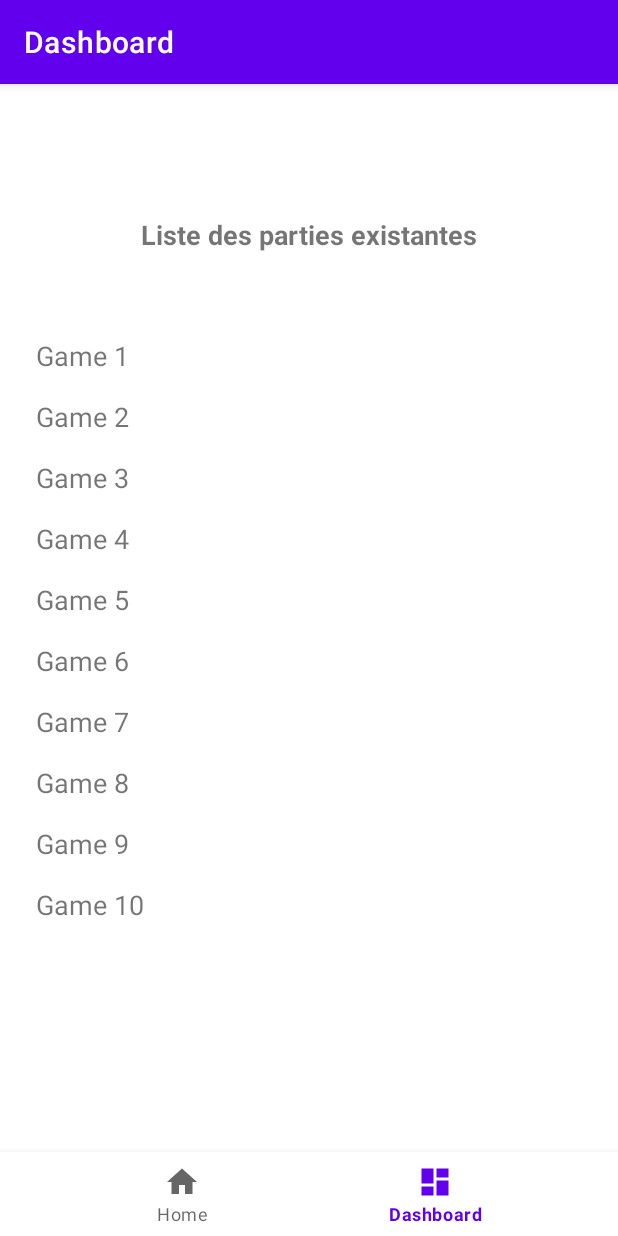
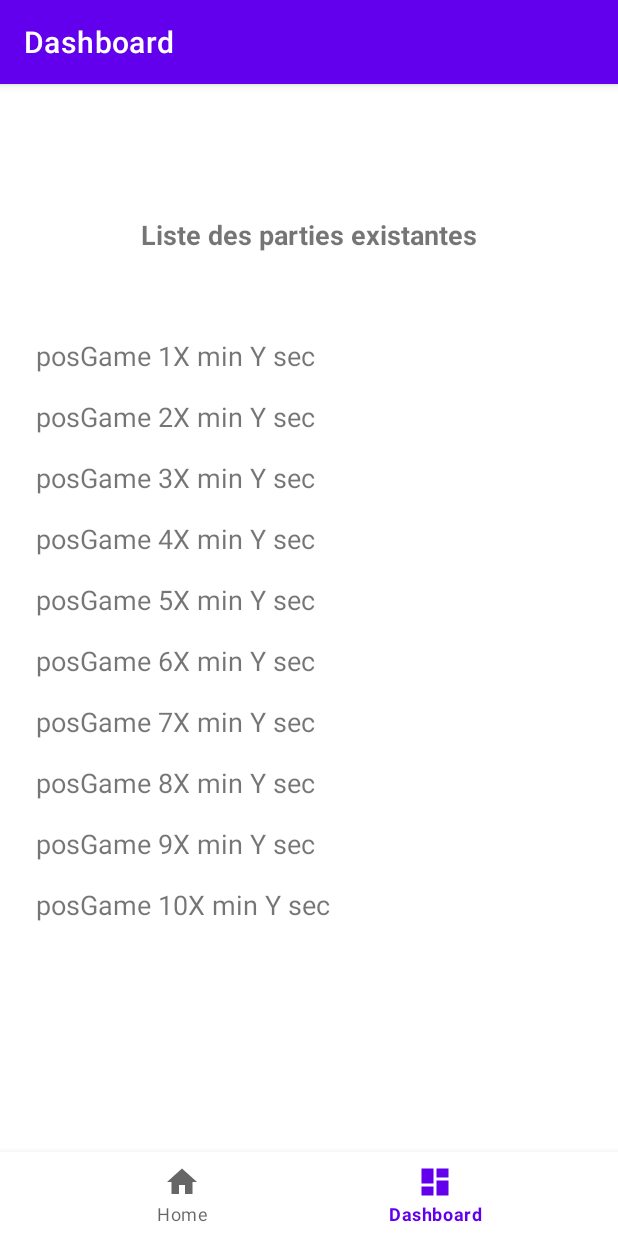
Before and after one commit to oretmj/Projet_PMR, an Android app: the DashboardFragment screen opened through its navigation route, on a phone screen of 412 x 824 dp. Run offline under Robolectric (Android 15) with nearby library versions, the phone set to English and light mode, and no system bars; our stand-ins replace navigation-ui.

Commit message:
change dashboard and partieview layout

```diff
--- /dev/null
+++ b/app/src/main/res/layout/activity_ranking.xml
@@ -0,0 +1,10 @@
+<?xml version="1.0" encoding="utf-8"?>
+<androidx.constraintlayout.widget.ConstraintLayout xmlns:android="http://schemas.android.com/apk/res/android"
+    xmlns:app="http://schemas.android.com/apk/res-auto"
+    xmlns:tools="http://schemas.android.com/tools"
+    android:id="@+id/main"
+    android:layout_width="match_parent"
+    android:layout_height="match_parent"
+    tools:context=".ui.activities.Ranking">
+
+</androidx.constraintlayout.widget.ConstraintLayout>
--- a/app/src/main/res/layout/partie_view.xml
+++ b/app/src/main/res/layout/partie_view.xml
@@ -3,17 +3,48 @@
     xmlns:app="http://schemas.android.com/apk/res-auto"
     android:layout_width="match_parent"
     android:layout_height="wrap_content"
-    android:padding="8dp">
+    android:padding="8dp"
+    >
+
+    <LinearLayout
+        android:layout_width="match_parent"
+        android:layout_height="match_parent"
+        android:orientation="horizontal"
+        app:layout_constraintTop_toTopOf="parent"
+        app:layout_constraintBottom_toBottomOf="parent"
+        app:layout_constraintLeft_toLeftOf="parent"
+        app:layout_constraintRight_toRightOf="parent"
+        >
+
+    <TextView
+        android:layout_width="wrap_content"
+        android:layout_height="wrap_content"
+        android:text="pos"
+        android:textSize="18sp"
+        app:layout_constraintTop_toTopOf="parent"
+        app:layout_constraintBottom_toBottomOf="parent"
+
+        />
 
     <TextView
         android:id="@+id/nomPartie"
-        android:layout_width="0dp"
+        android:layout_width="wrap_content"
         android:layout_height="wrap_content"
-        android:text="Partie"
+        android:text="Nom de la partie"
         android:textSize="18sp"
-        app:layout_constraintLeft_toLeftOf="parent"
         app:layout_constraintTop_toTopOf="parent"
-        app:layout_constraintRight_toRightOf="parent"
         app:layout_constraintBottom_toBottomOf="parent"/>
 
+        <TextView
+            android:id="@+id/timePartie"
+            android:layout_height="wrap_content"
+            android:layout_width="wrap_content"
+            android:text="X min Y sec"
+            android:textSize="18sp"
+            android:gravity="end"
+            app:layout_constraintBottom_toBottomOf="parent"
+            app:layout_constraintRight_toRightOf="parent"
+            app:layout_constraintTop_toTopOf="parent" />
+    </LinearLayout>
+
 </androidx.constraintlayout.widget.ConstraintLayout>
```
